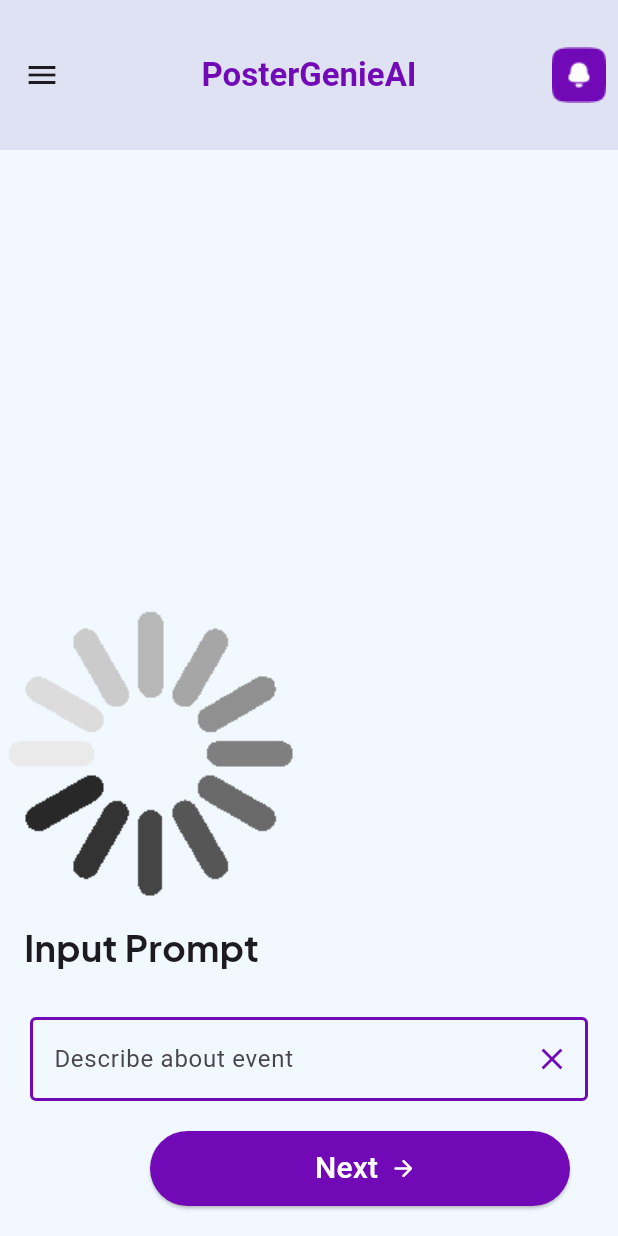
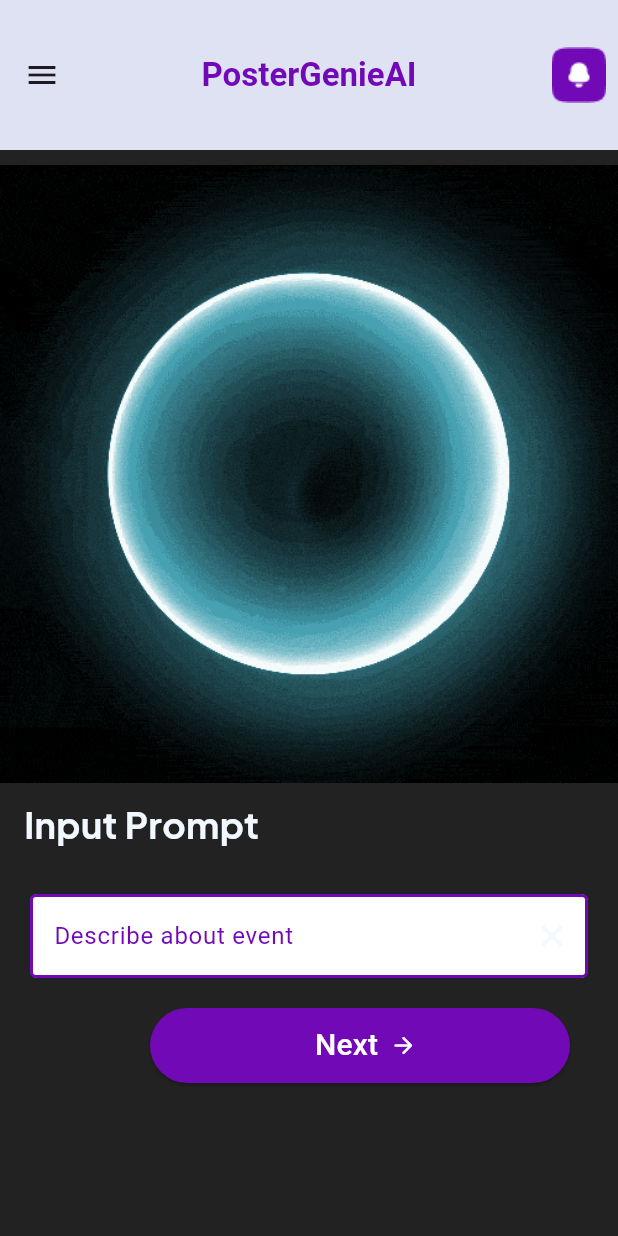
Before and after one commit to yashganar90/Nexathon2k24_ByteBenders, a Flutter app: the Homepage screen opened directly, on a phone screen of 412 x 824 dp. Run offline on Flutter 3.47's test engine with Material 3 defaults, Android fonts, the phone set to English and light mode, and no system bars; our stand-ins replace lottie.

Commit message:
Ui enhancements

```diff
--- a/poster_generator/lib/homepage.dart
+++ b/poster_generator/lib/homepage.dart
@@ -13,7 +13,7 @@ class Homepage extends StatelessWidget {
     var isLoaded = false;
 
     return Scaffold(
-      backgroundColor: Color(0xFFF1F8FF),
+      backgroundColor: Colors.black87,
       drawer: const Drawer(
         backgroundColor: Color(0xFFF1F8FF),
       ),
@@ -34,7 +34,8 @@ class Homepage extends StatelessWidget {
         centerTitle: true,
         backgroundColor: const Color(0xFFF1F8FF),
       ),
-      body: Column(
+      body: SingleChildScrollView(
+        child: Column(
             crossAxisAlignment: CrossAxisAlignment.start,
             mainAxisAlignment: MainAxisAlignment.end,
             children: [
@@ -45,7 +46,7 @@ class Homepage extends StatelessWidget {
                   scrollDirection: Axis.vertical,
                   child: isLoaded
                       ? Image.network(image)
-                    : Image.asset('assets/animations/loader.gif')),
+                      : Image.asset('assets/animations/siri.gif')),
               Padding(
                 padding: EdgeInsets.only(left: 16, top: 10),
                 child: Text(
@@ -53,7 +54,8 @@ class Homepage extends StatelessWidget {
                   style: TextStyle(
                       fontSize: 24,
                       fontWeight: FontWeight.w700,
-                    fontFamily: 'Jakarta'),
+                      fontFamily: 'Jakarta',
+                      color: Color(0xFFF1F8FF)),
                 ),
               ),
               SizedBox(
@@ -61,6 +63,11 @@ class Homepage extends StatelessWidget {
               ),
               Padding(
                 padding: const EdgeInsets.all(20),
+                child: Container(
+                  decoration: BoxDecoration(
+                    borderRadius: BorderRadius.circular(5),
+                    color: Colors.white,
+                  ),
                   child: TextField(
                     controller: promt,
                     decoration: InputDecoration(
@@ -70,15 +77,19 @@ class Homepage extends StatelessWidget {
                         focusedBorder: const OutlineInputBorder(
                             borderSide:
                                 BorderSide(color: Color(0xFF7209B7), width: 2)),
-                    hintText: 'Describe about event',
+                        label: Text(
+                          'Describe about event',
+                          style: TextStyle(color: Color(0xFF7209B7)),
+                        ),
                         suffixIcon: IconButton(
                             onPressed: () {
                               promt.clear();
                             },
                             icon: Icon(
                               Icons.clear,
-                          color: Color(0xFF7209B7),
+                              color: Color(0xFFF1F8FF),
                             ))),
+                  ),
                 ),
               ),
               Padding(
@@ -101,6 +112,7 @@ class Homepage extends StatelessWidget {
                 ),
               )
             ]),
+      ),
     );
   }
 }
--- a/poster_generator/lib/landingpage.dart
+++ b/poster_generator/lib/landingpage.dart
@@ -27,7 +27,7 @@ class Landingpage extends StatelessWidget {
                 textDirection: TextDirection.rtl,
                 child: ElevatedButton.icon(
                   onPressed: () {
-                    Navigator.pop(
+                    Navigator.push(
                       context,
                       MaterialPageRoute(builder: (context) => const Homepage()),
                     );
```
Also changed, not shown: poster_generator/assets/animations/siri.gif (added), 1 other file. Lines whose indentation alone changed are shown as unchanged.
